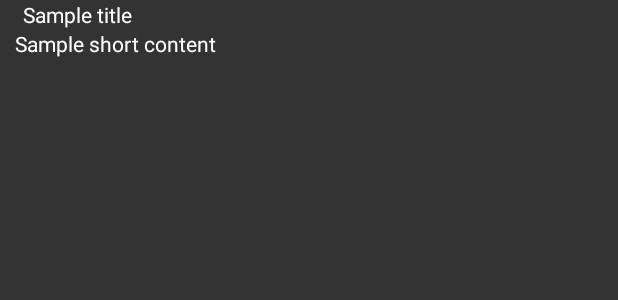
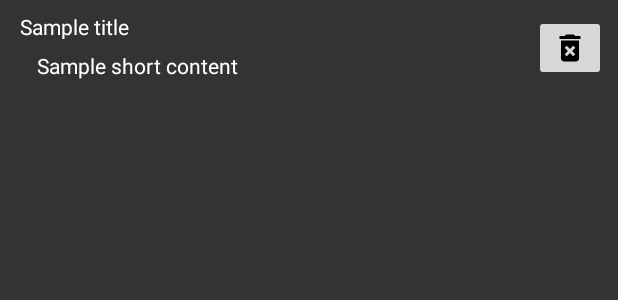
Before and after one commit to damdordev/notepad, an Android app: the layout item_note.xml on its own in the app's theme, with its tools: preview values and no code run, on a phone screen of 412 x 824 dp. Shown: the top 300 px of the screen. Run offline under Robolectric (Android 15) with nearby library versions, the phone set to English and light mode, and no system bars.

Commit message:
note deletion

```diff
--- a/AndroidClient/app/src/main/java/pl/com/damdor/notepad/storage/NoteRepository.java
+++ b/AndroidClient/app/src/main/java/pl/com/damdor/notepad/storage/NoteRepository.java
@@ -27,7 +27,7 @@ public interface NoteRepository {
 
     void load(NoteLoadListener listener);
     void update(Note note, NoteUpdateListener listener);
-    void delete(int noteId, NoteDeleteListener listener);
+    void delete(long noteId, NoteDeleteListener listener);
 
     void register(ChangeListener listener);
     void unregister(ChangeListener listener);
--- a/AndroidClient/app/src/main/java/pl/com/damdor/notepad/storage/list/ListNoteRepository.java
+++ b/AndroidClient/app/src/main/java/pl/com/damdor/notepad/storage/list/ListNoteRepository.java
@@ -47,7 +47,7 @@ public class ListNoteRepository extends BaseNoteRepository {
     }
 
     @Override
-    public void delete(int noteId, NoteDeleteListener listener) {
+    public void delete(long noteId, NoteDeleteListener listener) {
         boolean wasDeleted = deleteIfExist(noteId);
         if(listener != null){
             listener.onNoteDeleted();
--- a/AndroidClient/app/src/main/java/pl/com/damdor/notepad/storage/sql/NoteDAO.java
+++ b/AndroidClient/app/src/main/java/pl/com/damdor/notepad/storage/sql/NoteDAO.java
@@ -20,5 +20,5 @@ public interface NoteDAO {
     long insert(NoteData note);
 
     @Query("DELETE from NoteData where id = :id")
-    void delete(int id);
+    void delete(long id);
 }
--- a/AndroidClient/app/src/main/java/pl/com/damdor/notepad/storage/sql/SqlNoteRepository.java
+++ b/AndroidClient/app/src/main/java/pl/com/damdor/notepad/storage/sql/SqlNoteRepository.java
@@ -49,7 +49,7 @@ public class SqlNoteRepository extends BaseNoteRepository {
     }
 
     @Override
-    public void delete(int noteId, NoteDeleteListener listener) {
+    public void delete(long noteId, NoteDeleteListener listener) {
         mDatabase.noteDao().delete(noteId);
         if(listener != null){
             listener.onNoteDeleted();
--- a/AndroidClient/app/src/main/java/pl/com/damdor/notepad/viewmodel/NoteListViewModel.java
+++ b/AndroidClient/app/src/main/java/pl/com/damdor/notepad/viewmodel/NoteListViewModel.java
@@ -57,4 +57,9 @@ public class NoteListViewModel extends NoteRepositoryViewModel {
     public void createNote(){
         mEditNote.call(Note.UNINITIALIZED_ID);
     }
+
+    public void deleteNote(long id) {
+        startOperation();
+        getRepository().delete(id, () -> finishOperation());
+    }
 }
--- /dev/null
+++ b/AndroidClient/app/src/main/res/drawable/ic_delete_forever_black_24dp.xml
@@ -0,0 +1,9 @@
+<vector xmlns:android="http://schemas.android.com/apk/res/android"
+        android:width="24dp"
+        android:height="24dp"
+        android:viewportWidth="24.0"
+        android:viewportHeight="24.0">
+    <path
+        android:fillColor="#FF000000"
+        android:pathData="M6,19c0,1.1 0.9,2 2,2h8c1.1,0 2,-0.9 2,-2L18,7L6,7v12zM8.46,11.88l1.41,-1.41L12,12.59l2.12,-2.12 1.41,1.41L13.41,14l2.12,2.12 -1.41,1.41L12,15.41l-2.12,2.12 -1.41,-1.41L10.59,14l-2.13,-2.12zM15.5,4l-1,-1h-5l-1,1L5,4v2h14L19,4z"/>
+</vector>
--- a/AndroidClient/app/src/main/res/layout/item_note.xml
+++ b/AndroidClient/app/src/main/res/layout/item_note.xml
@@ -1,21 +1,50 @@
 <?xml version="1.0" encoding="utf-8"?>
-<LinearLayout xmlns:android="http://schemas.android.com/apk/res/android"
+<androidx.constraintlayout.widget.ConstraintLayout xmlns:android="http://schemas.android.com/apk/res/android"
+    xmlns:app="http://schemas.android.com/apk/res-auto"
+    xmlns:tools="http://schemas.android.com/tools"
     android:layout_width="match_parent"
-    android:layout_height="?android:attr/listPreferredItemHeight"
-    android:orientation="vertical">
+    android:layout_height="?android:attr/listPreferredItemHeight">
 
+
+    <ImageButton
+        android:id="@+id/item_note_delete_button"
+        android:layout_width="wrap_content"
+        android:layout_height="wrap_content"
+        android:layout_marginTop="8dp"
+        android:layout_marginEnd="8dp"
+        android:layout_marginRight="8dp"
+        android:layout_marginBottom="8dp"
+        app:layout_constraintBottom_toBottomOf="parent"
+        app:layout_constraintEnd_toEndOf="parent"
+        app:layout_constraintTop_toTopOf="parent"
+        app:srcCompat="@drawable/ic_delete_forever_black_24dp" />
 
     <TextView
         android:id="@+id/item_note_title"
-        android:layout_width="match_parent"
-        android:layout_height="wrap_content"
+        android:layout_width="330dp"
+        android:layout_height="18dp"
+        android:layout_marginStart="8dp"
+        android:layout_marginLeft="8dp"
+        android:layout_marginTop="8dp"
+        android:layout_marginEnd="8dp"
+        android:layout_marginRight="8dp"
         android:text="@string/sample_title"
-        android:layout_marginLeft="15dp"/>
+        app:layout_constraintEnd_toStartOf="@+id/item_note_delete_button"
+        app:layout_constraintStart_toStartOf="parent"
+        app:layout_constraintTop_toTopOf="parent" />
 
     <TextView
         android:id="@+id/item_note_short_content"
-        android:layout_width="match_parent"
-        android:layout_height="wrap_content"
-        android:layout_marginLeft="10dp"
-        android:text="@string/sample_short_content" />
-</LinearLayout>
+        android:layout_width="307dp"
+        android:layout_height="22dp"
+        android:layout_marginStart="8dp"
+        android:layout_marginLeft="8dp"
+        android:layout_marginEnd="8dp"
+        android:layout_marginRight="8dp"
+        android:layout_marginBottom="8dp"
+        android:text="@string/sample_short_content"
+        app:layout_constraintBottom_toBottomOf="parent"
+        app:layout_constraintEnd_toStartOf="@+id/item_note_delete_button"
+        app:layout_constraintStart_toStartOf="parent" />
+
+</androidx.constraintlayout.widget.ConstraintLayout>
```
Also changed, not shown: AndroidClient/app/src/main/java/pl/com/damdor/notepad/view/activities/NoteListActivity.java (+11 -1 lines), AndroidClient/app/src/main/java/pl/com/damdor/notepad/view/adapters/NoteListAdapter.java (+36 -1 lines), 2 other files.
